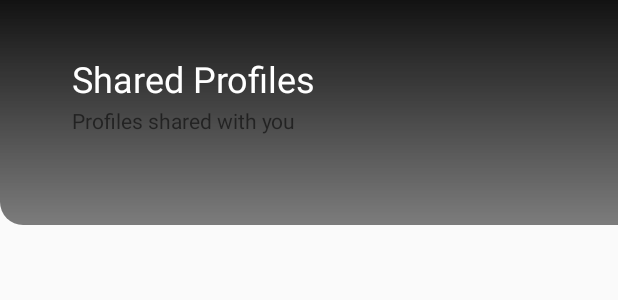
After one commit to ArnavGohil/Hook-App, an Android app: the layout activity_list.xml on its own in the app's theme, with its tools: preview values and no code run, on a phone screen of 412 x 824 dp. The commit adds this screen. Shown: the top 300 px of the screen. Run offline under Robolectric (Android 15) with nearby library versions, the phone set to English and light mode, and no system bars.

Commit message:
ListActivity :feet:

```diff
--- a/app/src/main/AndroidManifest.xml
+++ b/app/src/main/AndroidManifest.xml
@@ -12,6 +12,7 @@
         android:label="@string/app_name"
         android:supportsRtl="true"
         android:theme="@style/Theme1">
+        <activity android:name=".ListActivity"/>
         <activity android:name=".ReceivingActivity">
             <intent-filter>
                 <action android:name="android.intent.action.VIEW" />
--- /dev/null
+++ b/app/src/main/res/layout/activity_list.xml
@@ -0,0 +1,56 @@
+<?xml version="1.0" encoding="utf-8"?>
+<LinearLayout xmlns:android="http://schemas.android.com/apk/res/android"
+    xmlns:tools="http://schemas.android.com/tools"
+    android:layout_width="match_parent"
+    android:layout_height="match_parent"
+    android:orientation="vertical"
+    tools:context=".ListActivity">
+
+    <RelativeLayout
+        android:id="@+id/linear"
+        android:layout_width="match_parent"
+        android:layout_height="150dp"
+        android:background="@drawable/selectbg"
+        android:elevation="150dp"
+        android:orientation="vertical">
+
+
+        <ImageView
+            android:id="@+id/recPhoto"
+            android:layout_width="wrap_content"
+            android:layout_height="wrap_content"
+            android:layout_marginStart="24dp"
+            android:layout_marginTop="36dp" />
+
+
+        <TextView
+            android:id="@+id/recName"
+            android:layout_width="wrap_content"
+            android:layout_height="wrap_content"
+            android:layout_marginStart="24dp"
+            android:layout_marginTop="36dp"
+            android:layout_toEndOf="@id/recPhoto"
+            android:text="Shared Profiles "
+            android:textColor="#FFFFFF"
+            android:textSize="24sp" />
+
+        <TextView
+            android:id="@+id/recDes"
+            android:layout_width="wrap_content"
+            android:layout_height="wrap_content"
+            android:layout_below="@id/recName"
+            android:layout_marginStart="24dp"
+            android:layout_marginTop="2dp"
+            android:layout_toEndOf="@id/recPhoto"
+            android:text="Profiles shared with you" />
+
+
+    </RelativeLayout>
+
+    <ListView
+        android:id="@+id/listView"
+        android:layout_width="match_parent"
+        android:layout_height="match_parent"
+        android:layout_margin="16dp" />
+
+</LinearLayout>
--- a/app/src/main/res/layout/activity_sharing.xml
+++ b/app/src/main/res/layout/activity_sharing.xml
@@ -22,7 +22,7 @@
         app:lottie_loop="true"
         app:lottie_rawRes="@raw/nfc" />
 
-    <ImageView
+    <soup.neumorphism.NeumorphImageView
         android:id="@+id/QRImage"
         android:layout_width="250dp"
         android:layout_height="250dp"
--- a/app/src/main/res/values/strings.xml
+++ b/app/src/main/res/values/strings.xml
@@ -15,4 +15,7 @@
     <string name="user_snapchat">snapchat</string>
     <string name="user_address">address</string>
     <string name="selected">selected</string>
+
+    <string name="set_received">receivedSet</string>
+
 </resources>
```
Also changed, not shown: app/src/main/java/com/example/cn/ListActivity.java (added, +49 -0 lines), app/src/main/java/com/example/cn/ReceivingActivity.java (+30 -4 lines), app/src/main/java/com/example/cn/SelectionActivity.java (+7 -2 lines), app/src/main/java/com/example/cn/SharingActivity.java (+6 -3 lines), app/src/main/res/layout/activity_selection.xml (+14 -0 lines), app/src/main/res/layout/list_item.xml (added, +8 -0 lines), app/src/main/res/drawable/folder.png (added).
